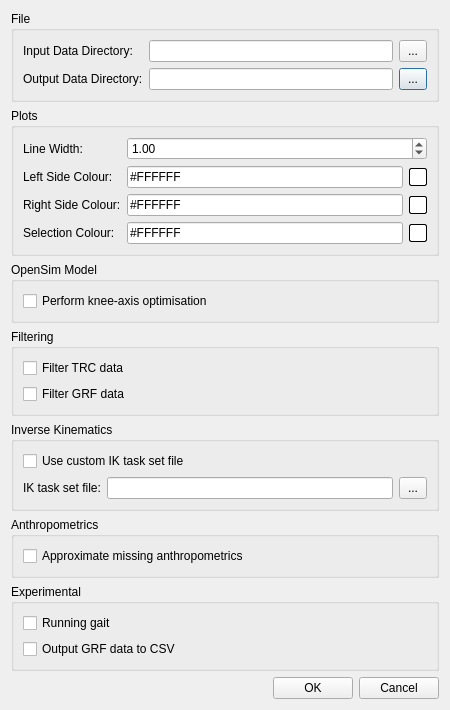
Qt form src/model_generator/view/qt/options_dialog.ui (musculoskeletal/gait-model-generator) before a commit.
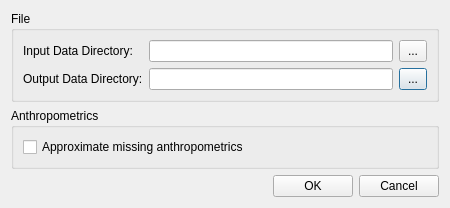
The same form after that commit.

Commit message: Simplify options dialog

The edit to the form file:
```diff
--- a/src/model_generator/view/qt/options_dialog.ui
+++ b/src/model_generator/view/qt/options_dialog.ui
@@ -7,7 +7,7 @@
     <x>0</x>
     <y>0</y>
     <width>450</width>
-    <height>686</height>
+    <height>206</height>
    </rect>
   </property>
   <property name="windowTitle">
@@ -83,252 +83,6 @@
      </layout>
     </widget>
    </item>
-   <item>
-    <widget class="QGroupBox" name="groupBox">
-     <property name="title">
-      <string>Plots</string>
-     </property>
-     <layout class="QFormLayout" name="formLayout">
-      <item row="0" column="0">
-       <widget class="QLabel" name="labelLineWidth">
-        <property name="text">
-         <string>Line Width:</string>
-        </property>
-       </widget>
-      </item>
-      <item row="0" column="1">
-       <widget class="QDoubleSpinBox" name="doubleSpinBoxLineWidth">
-        <property name="value">
-         <double>1.000000000000000</double>
-        </property>
-       </widget>
-      </item>
-      <item row="2" column="0">
-       <widget class="QLabel" name="label">
-        <property name="text">
-         <string>Left Side Colour:</string>
-        </property>
-       </widget>
-      </item>
-      <item row="4" column="0">
-       <widget class="QLabel" name="label_2">
-        <property name="text">
-         <string>Right Side Colour:</string>
-        </property>
-       </widget>
-      </item>
-      <item row="6" column="0">
-       <widget class="QLabel" name="label_3">
-        <property name="text">
-         <string>Selection Colour:</string>
-        </property>
-       </widget>
-      </item>
-      <item row="2" column="1">
-       <layout class="QHBoxLayout" name="horizontalLayout_4">
-        <item>
-         <widget class="QLineEdit" name="lineEditLeftColour">
-          <property name="text">
-           <string>#FFFFFF</string>
-          </property>
-          <property name="maxLength">
-           <number>7</number>
-          </property>
-         </widget>
-        </item>
-        <item>
-         <widget class="QLabel" name="labelLeftColour">
-          <property name="sizePolicy">
-           <sizepolicy hsizetype="Fixed" vsizetype="Fixed">
-            <horstretch>0</horstretch>
-            <verstretch>0</verstretch>
-           </sizepolicy>
-          </property>
-          <property name="minimumSize">
-           <size>
-            <width>18</width>
-            <height>18</height>
-           </size>
-          </property>
-          <property name="styleSheet">
-           <string notr="true">border: 1px solid black;
-border-radius: 2px; 
-background-color: #FFFFFF</string>
-          </property>
-          <property name="text">
-           <string/>
-          </property>
-         </widget>
-        </item>
-       </layout>
-      </item>
-      <item row="4" column="1">
-       <layout class="QHBoxLayout" name="horizontalLayout_5">
-        <item>
-         <widget class="QLineEdit" name="lineEditRightColour">
-          <property name="text">
-           <string>#FFFFFF</string>
-          </property>
-          <property name="maxLength">
-           <number>7</number>
-          </property>
-         </widget>
-        </item>
-        <item>
-         <widget class="QLabel" name="labelRightColour">
-          <property name="sizePolicy">
-           <sizepolicy hsizetype="Fixed" vsizetype="Fixed">
-            <horstretch>0</horstretch>
-            <verstretch>0</verstretch>
-           </sizepolicy>
-          </property>
-          <property name="minimumSize">
-           <size>
-            <width>18</width>
-            <height>18</height>
-           </size>
-          </property>
-          <property name="styleSheet">
-           <string notr="true">border: 1px solid black;
-border-radius: 2px; 
-background-color: #FFFFFF</string>
-          </property>
-          <property name="text">
-           <string/>
-          </property>
-         </widget>
-        </item>
-       </layout>
-      </item>
-      <item row="6" column="1">
-       <layout class="QHBoxLayout" name="horizontalLayout_6">
-        <item>
-         <widget class="QLineEdit" name="lineEditSelectionColour">
-          <property name="text">
-           <string>#FFFFFF</string>
-          </property>
-          <property name="maxLength">
-           <number>7</number>
-          </property>
-         </widget>
-        </item>
-        <item>
-         <widget class="QLabel" name="labelSelectionColour">
-          <property name="sizePolicy">
-           <sizepolicy hsizetype="Fixed" vsizetype="Fixed">
-            <horstretch>0</horstretch>
-            <verstretch>0</verstretch>
-           </sizepolicy>
-          </property>
-          <property name="minimumSize">
-           <size>
-            <width>18</width>
-            <height>18</height>
-           </size>
-          </property>
-          <property name="styleSheet">
-           <string notr="true">border: 1px solid black;
-border-radius: 2px; 
-background-color: #FFFFFF</string>
-          </property>
-          <property name="text">
-           <string/>
-          </property>
-         </widget>
-        </item>
-       </layout>
-      </item>
-     </layout>
-    </widget>
-   </item>
-   <item>
-    <widget class="QGroupBox" name="groupBox_2">
-     <property name="title">
-      <string>OpenSim Model</string>
-     </property>
-     <layout class="QFormLayout" name="formLayout_2">
-      <item row="0" column="0">
-       <widget class="QCheckBox" name="checkBoxOptimiseKneeAxis">
-        <property name="text">
-         <string>Perform knee-axis optimisation</string>
-        </property>
-        <property name="checked">
-         <bool>false</bool>
-        </property>
-       </widget>
-      </item>
-     </layout>
-    </widget>
-   </item>
-   <item>
-    <widget class="QGroupBox" name="groupBox_4">
-     <property name="title">
-      <string>Filtering</string>
-     </property>
-     <layout class="QGridLayout" name="gridLayout">
-      <item row="0" column="0">
-       <widget class="QCheckBox" name="checkBoxFilterTRC">
-        <property name="text">
-         <string>Filter TRC data</string>
-        </property>
-       </widget>
-      </item>
-      <item row="1" column="0">
-       <widget class="QCheckBox" name="checkBoxFilterGRF">
-        <property name="text">
-         <string>Filter GRF data</string>
-        </property>
-       </widget>
-      </item>
-     </layout>
-    </widget>
-   </item>
-   <item>
-    <widget class="QGroupBox" name="groupBox_5">
-     <property name="title">
-      <string>Inverse Kinematics</string>
-     </property>
-     <layout class="QVBoxLayout" name="verticalLayout_2">
-      <item>
-       <widget class="QCheckBox" name="checkBoxCustomTaskSet">
-        <property name="text">
-         <string>Use custom IK task set file</string>
-        </property>
-       </widget>
-      </item>
-      <item>
-       <layout class="QHBoxLayout" name="horizontalLayout_7">
-        <item>
-         <widget class="QLabel" name="labelIKTaskSet">
-          <property name="text">
-           <string>IK task set file:</string>
-          </property>
-         </widget>
-        </item>
-        <item>
-         <widget class="QLineEdit" name="lineEditIKTaskSet"/>
-        </item>
-        <item>
-         <widget class="QPushButton" name="pushButtonIKTaskSetChooser">
-          <property name="sizePolicy">
-           <sizepolicy hsizetype="Fixed" vsizetype="Fixed">
-            <horstretch>0</horstretch>
-            <verstretch>0</verstretch>
-           </sizepolicy>
-          </property>
-          <property name="styleSheet">
-           <string notr="true">padding: 3px 8px;</string>
-          </property>
-          <property name="text">
-           <string>...</string>
-          </property>
-         </widget>
-        </item>
-       </layout>
-      </item>
-     </layout>
-    </widget>
-   </item>
    <item>
     <widget class="QGroupBox" name="groupBox_6">
      <property name="title">
@@ -345,29 +99,6 @@
      </layout>
     </widget>
    </item>
-   <item>
-    <widget class="QGroupBox" name="groupBox_7">
-     <property name="title">
-      <string>Experimental</string>
-     </property>
-     <layout class="QVBoxLayout" name="verticalLayout_4">
-      <item>
-       <widget class="QCheckBox" name="checkBoxRunningGait">
-        <property name="text">
-         <string>Running gait</string>
-        </property>
-       </widget>
-      </item>
-      <item>
-       <widget class="QCheckBox" name="checkBoxOutputGRFs">
-        <property name="text">
-         <string>Output GRF data to CSV</string>
-        </property>
-       </widget>
-      </item>
-     </layout>
-    </widget>
-   </item>
    <item>
     <layout class="QHBoxLayout" name="horizontalLayout_3">
      <item>
```
The commit also changes 2 other files.
